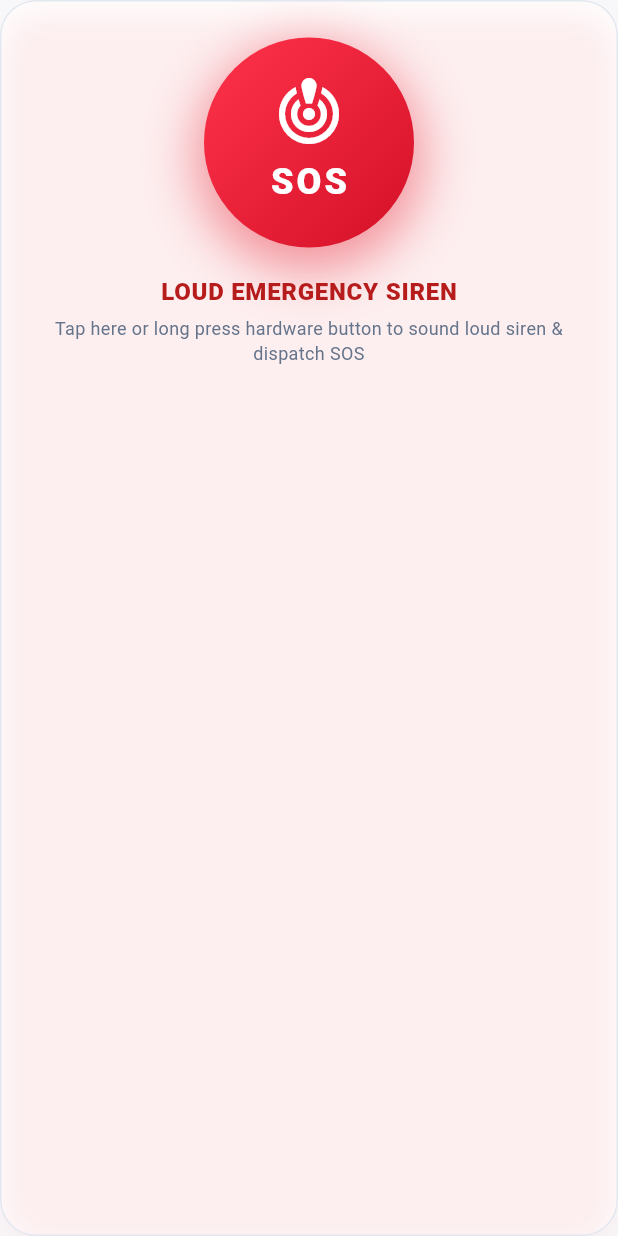
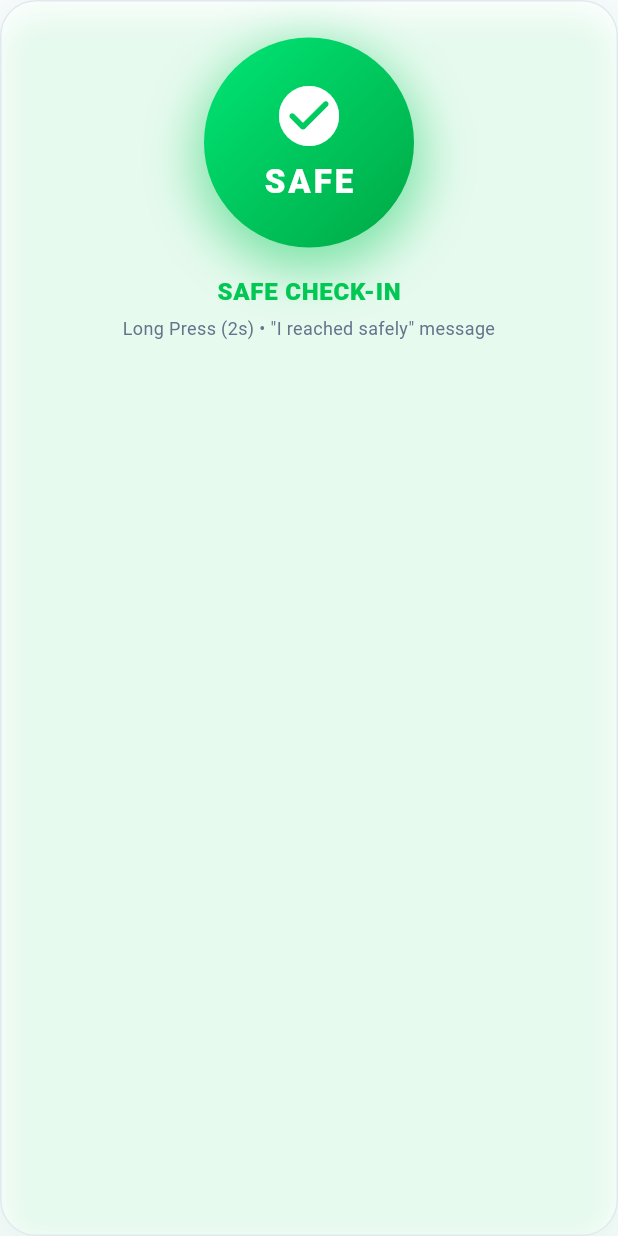
Before and after one commit to samersaeedofficial/PanicButton, a Flutter app: the _HeroSosButton widget shown alone on an empty page, opened directly with empty values, on a phone screen of 412 x 824 dp. Run offline on Flutter 3.47's test engine with Material 3 defaults, Android fonts, the phone set to English and light mode, and no system bars; our stand-ins replace audioplayers, connectivity_plus, flutter_blue_plus, flutter_local_notifications, flutter_map, geolocator and 5 more; missing offline and left inert: flutter_background_service, record; accounts and stored records are empty; network calls fail.

Commit message:
feat: make Home screen buttons dynamically reflect trigger settings and sync real-time phone GPS to user and member views

```diff
--- a/lib/models/button_action_config.dart
+++ b/lib/models/button_action_config.dart
@@ -1,3 +1,5 @@
+import 'package:flutter/material.dart';
+
 enum ButtonPressType { single, doublePress, longPress }
 
 enum ButtonActionType {
@@ -24,6 +26,115 @@ extension ButtonActionTypeX on ButtonActionType {
         return 'Record Audio & Send Alert';
       case ButtonActionType.callMember:
         return 'Call Family Member';
+    }
+  }
+
+  String get shortTitle {
+    switch (this) {
+      case ButtonActionType.safeCheckIn:
+        return 'Safe Check-in';
+      case ButtonActionType.silentSos:
+        return 'Silent SOS';
+      case ButtonActionType.loudSiren:
+        return 'Emergency Siren';
+      case ButtonActionType.shareLocation:
+        return 'Share Location';
+      case ButtonActionType.recordAudioAlert:
+        return 'Audio SOS';
+      case ButtonActionType.callMember:
+        return 'Emergency Call';
+    }
+  }
+
+  String get defaultSubtitle {
+    switch (this) {
+      case ButtonActionType.safeCheckIn:
+        return '"I reached safely" message';
+      case ButtonActionType.silentSos:
+        return 'Discreet alert (No Buzzer)';
+      case ButtonActionType.loudSiren:
+        return 'High-Alert alarm & dispatch';
+      case ButtonActionType.shareLocation:
+        return 'Broadcast live phone GPS';
+      case ButtonActionType.recordAudioAlert:
+        return 'Record audio & send alert';
+      case ButtonActionType.callMember:
+        return 'Direct dial emergency contact';
+    }
+  }
+
+  IconData get icon {
+    switch (this) {
+      case ButtonActionType.safeCheckIn:
+        return Icons.check_circle_rounded;
+      case ButtonActionType.silentSos:
+        return Icons.visibility_off_rounded;
+      case ButtonActionType.loudSiren:
+        return Icons.crisis_alert_rounded;
+      case ButtonActionType.shareLocation:
+        return Icons.share_location_rounded;
+      case ButtonActionType.recordAudioAlert:
+        return Icons.mic_rounded;
+      case ButtonActionType.callMember:
+        return Icons.phone_in_talk_rounded;
+    }
+  }
+
+  Color get color {
+    switch (this) {
+      case ButtonActionType.safeCheckIn:
+        return const Color(0xFF00C853);
+      case ButtonActionType.silentSos:
+        return const Color(0xFFFF9100);
+      case ButtonActionType.loudSiren:
+        return const Color(0xFFE52535);
+      case ButtonActionType.shareLocation:
+        return const Color(0xFF0091EA);
+      case ButtonActionType.recordAudioAlert:
+        return const Color(0xFF7C4DFF);
+      case ButtonActionType.callMember:
+        return const Color(0xFF00897B);
+    }
+  }
+
+  LinearGradient get gradient {
+    switch (this) {
+      case ButtonActionType.safeCheckIn:
+        return const LinearGradient(
+          colors: [Color(0xFF00E676), Color(0xFF00A844)],
+          begin: Alignment.topLeft,
+          end: Alignment.bottomRight,
+        );
+      case ButtonActionType.silentSos:
+        return const LinearGradient(
+          colors: [Color(0xFF374151), Color(0xFF1F2937)],
+          begin: Alignment.topLeft,
+          end: Alignment.bottomRight,
+        );
+      case ButtonActionType.loudSiren:
+        return const LinearGradient(
+          colors: [Color(0xFFFF334B), Color(0xFFD31027)],
+          begin: Alignment.topLeft,
+          end: Alignment.bottomRight,
+        );
+      case ButtonActionType.shareLocation:
+        return const LinearGradient(
+          colors: [Color(0xFF4285F4), Color(0xFF1967D2)],
+          begin: Alignment.topLeft,
+          end: Alignment.bottomRight,
+        );
+      case ButtonActionType.recordAudioAlert:
+        return const LinearGradient(
+          colors: [Color(0xFF9061F9), Color(0xFF6C2BD9)],
+          begin: Alignment.topLeft,
+          end: Alignment.bottomRight,
+        );
+      case ButtonActionType.callMember:
+        return const LinearGradient(
+          colors: [Color(0xFF0D9488), Color(0xFF0F766E)],
+          begin: Alignment.topLeft,
+          end: Alignment.bottomRight,
+        );
     }
   }
 }
--- a/lib/screens/tabs/dashboard_tab.dart
+++ b/lib/screens/tabs/dashboard_tab.dart
@@ -65,7 +65,10 @@ class _DashboardTabState extends State<DashboardTab> {
 
         const SizedBox(height: 24),
 
-        // 2. HERO SOS EMERGENCY SECTION
+        // 2. HERO SOS EMERGENCY SECTION (Dynamically reflects Long Press Trigger setting)
+        Row(
+          mainAxisAlignment: MainAxisAlignment.spaceBetween,
+          children: [
             const Text(
               'Emergency & Safety Actions',
               style: TextStyle(
@@ -74,60 +77,101 @@ class _DashboardTabState extends State<DashboardTab> {
                 color: AppColors.textPrimary,
               ),
             ),
+            Container(
+              padding: const EdgeInsets.symmetric(horizontal: 8, vertical: 3),
+              decoration: BoxDecoration(
+                color: const Color(0xFFF1F5F9),
+                borderRadius: BorderRadius.circular(8),
+                border: Border.all(color: AppColors.borderLight),
+              ),
+              child: const Text(
+                'Custom Triggers Active',
+                style: TextStyle(fontSize: 11, fontWeight: FontWeight.w600, color: AppColors.textSecondary),
+              ),
+            ),
+          ],
+        ),
         const SizedBox(height: 12),
 
-        // Large Hero SOS Button (Long Press trigger / Manual tap)
+        // Large Hero SOS Button (Dynamically configured by user in Triggers / Settings)
         _HeroSosButton(
+          config: state.buttonConfigs[ButtonPressType.longPress] ??
+              const ButtonActionConfig(
+                pressType: ButtonPressType.longPress,
+                actionType: ButtonActionType.loudSiren,
+                holdDurationSeconds: 2,
+              ),
           onTap: () async {
             final config = state.buttonConfigs[ButtonPressType.longPress]!;
-            await state.triggerButtonAction(config);
+            final log = await state.triggerButtonAction(config);
             if (context.mounted) {
-              _showActionFeedback(context, 'LOUD EMERGENCY SIREN TRIGGERED!', AppColors.primary);
+              _showActionFeedback(context, '${config.actionType.shortTitle}: ${log.message}', config.actionType.color);
             }
           },
         ),
 
         const SizedBox(height: 14),
 
-        // 3. DUAL QUICK ACTION CARDS (Safe Check-in & Silent SOS)
-        Row(
+        // 3. DUAL QUICK ACTION CARDS (Dynamically reflect 1x Click & 2x Click settings)
+        Builder(
+          builder: (context) {
+            final singleConfig = state.buttonConfigs[ButtonPressType.single] ??
+                const ButtonActionConfig(
+                  pressType: ButtonPressType.single,
+                  actionType: ButtonActionType.safeCheckIn,
+                );
+            final doubleConfig = state.buttonConfigs[ButtonPressType.doublePress] ??
+                const ButtonActionConfig(
+                  pressType: ButtonPressType.doublePress,
+                  actionType: ButtonActionType.silentSos,
+                );
+
+            return Row(
               children: [
-            // Safe Check-in (Requirement 14)
+                // 1x Click Action Card (Customizable)
                 Expanded(
                   child: _QuickActionCard(
-                title: 'Safe Check-in',
-                subtitle: 'Single Click • "Reached Safely"',
-                icon: Icons.check_circle_rounded,
-                gradient: AppColors.safeGradient,
-                accentColor: AppColors.safeGreen,
+                    title: singleConfig.actionType.shortTitle,
+                    subtitle: '1x Click • ${singleConfig.actionType.defaultSubtitle}',
+                    icon: singleConfig.actionType.icon,
+                    gradient: singleConfig.actionType.gradient,
+                    accentColor: singleConfig.actionType.color,
                     onTap: () async {
-                  final config = state.buttonConfigs[ButtonPressType.single]!;
-                  await state.triggerButtonAction(config);
+                      final log = await state.triggerButtonAction(singleConfig);
                       if (context.mounted) {
-                    _showActionFeedback(context, 'Safe Check-in Sent to Family!', AppColors.safeGreenDark);
+                        _showActionFeedback(
+                          context,
+                          '1x Click: ${log.message}',
+                          singleConfig.actionType.color,
+                        );
                       }
                     },
                   ),
                 ),
                 const SizedBox(width: 12),
-            // Silent / Stealth SOS (Requirement 15)
+                // 2x Click Action Card (Customizable)
                 Expanded(
                   child: _QuickActionCard(
-                title: 'Silent SOS',
-                subtitle: 'Double Click • Stealth Tracking',
-                icon: Icons.visibility_off_rounded,
-                gradient: AppColors.silentGradient,
-                accentColor: AppColors.silentAmber,
+                    title: doubleConfig.actionType.shortTitle,
+                    subtitle: '2x Click • ${doubleConfig.actionType.defaultSubtitle}',
+                    icon: doubleConfig.actionType.icon,
+                    gradient: doubleConfig.actionType.gradient,
+                    accentColor: doubleConfig.actionType.color,
                     onTap: () async {
-                  final config = state.buttonConfigs[ButtonPressType.doublePress]!;
-                  await state.triggerButtonAction(config);
+                      final log = await state.triggerButtonAction(doubleConfig);
                       if (context.mounted) {
-                    _showActionFeedback(context, 'Silent SOS Sent Discreetly!', AppColors.silentAmberDark);
+                        _showActionFeedback(
+                          context,
+                          '2x Click: ${log.message}',
+                          doubleConfig.actionType.color,
+                        );
                       }
                     },
                   ),
                 ),
               ],
+            );
+          },
         ),
 
         const SizedBox(height: 20),
@@ -197,14 +241,16 @@ class _DashboardTabState extends State<DashboardTab> {
                     width: double.infinity,
                     child: OutlinedButton.icon(
                       onPressed: () async {
-                        await state.triggerButtonAction(
-                          const ButtonActionConfig(
-                            pressType: ButtonPressType.single,
-                            actionType: ButtonActionType.shareLocation,
-                          ),
+                        final log = await state.shareCurrentLocationOnce();
+                        if (context.mounted) {
+                          final coordsStr = log.latitude != null && log.longitude != null
+                              ? ' (${log.latitude!.toStringAsFixed(4)}, ${log.longitude!.toStringAsFixed(4)})'
+                              : '';
+                          _showActionFeedback(
+                            context,
+                            'Live Phone Location Shared with Family!$coordsStr',
+                            AppColors.infoBlue,
                           );
-                        if (context.mounted) {
-                          _showActionFeedback(context, 'Current GPS Location Shared!', AppColors.infoBlue);
                         }
                       },
                       icon: const Icon(Icons.send_rounded, size: 16, color: AppColors.infoBlue),
@@ -671,14 +717,27 @@ class _TelemetryTile extends StatelessWidget {
   }
 }
 
-// Hero Circular Glowing SOS Button
+// Hero Dynamic Action Button (Reflects Long Press setting)
 class _HeroSosButton extends StatelessWidget {
+  final ButtonActionConfig config;
   final VoidCallback onTap;
 
-  const _HeroSosButton({required this.onTap});
+  const _HeroSosButton({
+    required this.config,
+    required this.onTap,
+  });
 
   @override
   Widget build(BuildContext context) {
+    final action = config.actionType;
+    final color = action.color;
+    final gradient = action.gradient;
+    final centerWord = action == ButtonActionType.loudSiren
+        ? 'SOS'
+        : (action == ButtonActionType.callMember
+            ? 'CALL'
+            : (action == ButtonActionType.safeCheckIn ? 'SAFE' : 'ALERT'));
+
     return Material(
       color: Colors.white,
       borderRadius: BorderRadius.circular(24),
@@ -693,7 +752,7 @@ class _HeroSosButton extends StatelessWidget {
             border: Border.all(color: AppColors.borderLight),
             boxShadow: [
               BoxShadow(
-                color: AppColors.primary.withValues(alpha: 0.08),
+                color: color.withValues(alpha: 0.1),
                 blurRadius: 20,
                 offset: const Offset(0, 8),
               ),
@@ -707,27 +766,27 @@ class _HeroSosButton extends StatelessWidget {
                 height: 140,
                 decoration: BoxDecoration(
                   shape: BoxShape.circle,
-                  gradient: AppColors.sosGradient,
+                  gradient: gradient,
                   boxShadow: [
                     BoxShadow(
-                      color: AppColors.primary.withValues(alpha: 0.45),
+                      color: color.withValues(alpha: 0.45),
                       blurRadius: 28,
                       spreadRadius: 6,
                       offset: const Offset(0, 10),
                     ),
                   ],
                 ),
-                child: const Center(
+                child: Center(
                   child: Column(
                     mainAxisAlignment: MainAxisAlignment.center,
                     children: [
-                      Icon(Icons.crisis_alert_rounded, color: Colors.white, size: 48),
-                      SizedBox(height: 4),
+                      Icon(action.icon, color: Colors.white, size: 48),
+                      const SizedBox(height: 4),
                       Text(
-                        'SOS',
-                        style: TextStyle(
+                        centerWord,
+                        style: const TextStyle(
                           color: Colors.white,
-                          fontSize: 24,
+                          fontSize: 22,
                           fontWeight: FontWeight.w900,
                           letterSpacing: 2,
                         ),
@@ -737,20 +796,20 @@ class _HeroSosButton extends StatelessWidget {
                 ),
               ),
               const SizedBox(height: 18),
-              const Text(
-                'LOUD EMERGENCY SIREN',
+              Text(
+                action.shortTitle.toUpperCase(),
                 style: TextStyle(
                   fontSize: 16,
                   fontWeight: FontWeight.w800,
-                  color: AppColors.primaryDark,
+                  color: color,
                   letterSpacing: 0.5,
                 ),
               ),
               const SizedBox(height: 4),
-              const Text(
-                'Tap here or long press hardware button to sound loud siren & dispatch SOS',
+              Text(
+                'Long Press (${config.holdDurationSeconds}s) • ${action.defaultSubtitle}',
                 textAlign: TextAlign.center,
-                style: TextStyle(fontSize: 12, color: AppColors.textSecondary),
+                style: const TextStyle(fontSize: 12, color: AppColors.textSecondary),
               ),
             ],
           ),
```
Also changed, not shown: lib/providers/app_state_provider.dart (+30 -0 lines), lib/services/location_service.dart (+11 -3 lines). Lines whose indentation alone changed are shown as unchanged.
